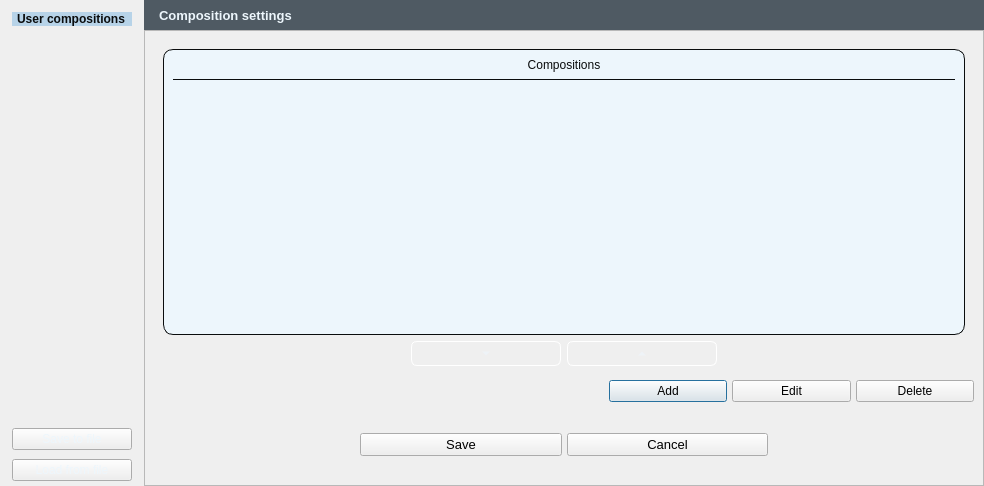
Old version of the form Kompozycje/dodaj_kompozycje.ui in the repository GIAPspzoo/GIAP_PolaMap_lite.
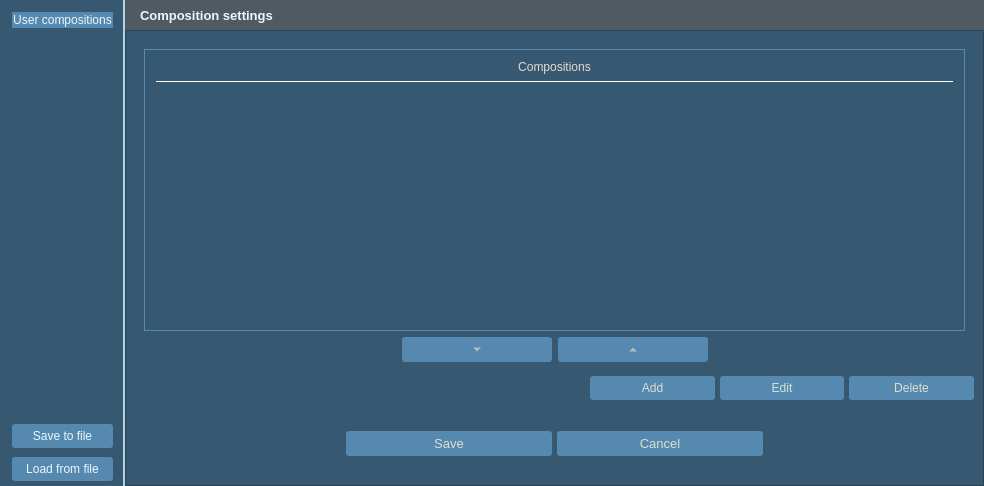
New version of the form. Icons and pictures are not drawn.

```diff
--- a/Kompozycje/dodaj_kompozycje.ui
+++ b/Kompozycje/dodaj_kompozycje.ui
@@ -39,101 +39,443 @@
     <normaloff>:/plugins/GIAP-giap_layout/icons/giap_logo.png</normaloff>:/plugins/GIAP-giap_layout/icons/giap_logo.png</iconset>
   </property>
   <property name="styleSheet">
-   <string notr="true">
-QAbstractItemView
-{
-	alternate-background-color:  #e6e6e6;
+   <string notr="true">* {
+background-color: #365871;
+selection-background-color:  #5589B0;
+color:#E0DECF;
+font: 10pt &quot;Segoe UI&quot;;
 }
-QComboBox
-{
-	selection-background-color: #b7d3e8;
-    background-color: #4f5a63;
-	border-style: solid;
-	border: 1px solid  #5689b0;
-	border-radius: 3px;
-	padding: 2px;
-	font: 9pt &quot;Segoe UI&quot;;
-    height: 20px;
+QLabel{
+font: 10pt &quot;Segoe UI&quot;;
+color:#E0DECF;
 }
 
-QComboBox:on
-{
-	background-color: #4f5a63;
-	padding-top: 3px;
-	padding-left: 1px;
-	selection-background-color: #4a4a4a;
-}
 
-QComboBox QAbstractItemView
-{
-	background-color: #4f5a63;
-	border-radius: 4px;
-	border: 1px solid  #6fb1e3;
-	selection-background-color: #4f5a63;
-    padding: 4px 10px 4px 10px;
-    width: 1.9em;
+QScrollBar:horizontal {
+    height: 15px;
 }
+QScrollBar::handle:horizontal {
+    background: #5589B0;
+    border-radius: 5px;
+    width: 10px;
+    margin: 2px 0 2px 0;
+}
+QScrollBar::add-line:horizontal, QScrollBar::sub-line:horizontal  {
+    border: 1px solid #365871;
+    background: #365871;
+    width: 12px;
+}
+ QScrollBar:vertical {
+     width: 15px;
+ }
+ QScrollBar::handle:vertical {
+     background: #5589B0;
+     height: 10px;
+     border-radius: 5px;
+         margin: 0px 2px 0px 2px;
+ }
+ QScrollBar::add-line:vertical{
+    border: 1px solid #365871;
+     background: #365871;
+     height: 12px;
+ }
 
-QComboBox::drop-down
-{
-	subcontrol-origin: padding;
-	subcontrol-position: top right;
-	width: 15px;
-    background-color: #5689b0;
-	border-left-width: 0;
-	border-left-color:  #1a2936;
-	border-left-style: solid;
-	border-top-right-radius: 3px; 
-	border-bottom-right-radius: 3px;
+ QScrollBar::sub-line:vertical {
+      border: 1px solid #365871;
+     background: #365871;
+     height: 12px;
+ }
+
+QAbstractScrollArea::corner {
+ border: 1px solid #365871;
+width: 0px;
+height: 0px;
 }
+QProgressBar {
+    border: 2px solid #263B4E;
+    border-radius: 5px;
+}
 
-QComboBox::down-arrow
-{
-	image: url(icons/down_arrow_disabled.png);
+QCheckBox::indicator:disabled {
+background-color: #465A68;}
+
+QLineEdit, QTextEdit{
+color:#E0DECF;
+min-height: 20px;
+border: 1px solid;
+border-radius: 3px;
+border-color: #263c4e;
+background-color: #263c4e;
 }
 
-QComboBox::down-arrow:on, 
-QComboBox::down-arrow:hover,
-QComboBox::down-arrow:focus
-{
-	image: url(icons/down_arrow.png);
+QLineEdit:focus{
+border: solid;
+border-style: solid;
+border-width: 1px;
+border-color: #E0DECF;
 }
 
-QLineEdit
-{
-	border: 1px solid #5689b0;
-    border-radius: 3px;
-    background-color: #4f5a63;
+QPushButton {
+padding: 5px;
+border: none;
+border-width: 1px;
+border-radius: 3px;
+background-color: #5589B0;
 }
+QPushButton:checked {
+background-color: #5589B0;
+border: solid;
+border-width: 1px;
+border-color: #5589B0;
+}
 
-QGroupBox {
-border: 1px solid #5689b0;
+QPushButton:pressed {
+background-color: #5589B0;
+border: solid;
+border-width: 1px;
+border-color:#5589B0;
+}
+QPushButton:hover {
+background-color: #5589B0;
+border-radius: 3px;
+border: solid;
+border-style: solid;
+border-width: 1px;
+border-color: #E0DECF;
 }
 
 QToolButton {
-   border: 0px solid transparent;
-   color: #EDF6FC;
-
+border: none;
+border-width: 0px;
+border-radius: 3px;
+background-color: none;
 }
 
+QToolButton:checked {
+background-color:#5589B0;
+border-radius: 3px;
+border: solid;
+border-width: 1px;
+border-color: #5589B0;
+}
 QToolButton:hover {
-   background-color: #b7d3e8;
-   border: 1px solid #0A0C0D;
+background-color: #5589B0;
+border-radius: 3px;
+border: solid;
+border-width: 1px;
+border-color: #E0DECF;
 }
 
+
 QToolButton:pressed {
-   background-color: #b7d3e8;
-   border: 1px solid #0A0C0D;
+background-color:#5589B0;
+border: solid;
+border-width: 1px;
+border-color: #5589B0;
 }
 
-QTableView:item:selected {
-   background-color: #6fb1e3;
+QToolButton::menu, QToolButton::menu-button {
+background-color: #263C4E;
+border: solid;
+border-width: 1px;
+border-color: #5589B0;
 }
+QMenuBar {
+selection-background-color:  #5589B0;
+}
+QMenu{
+border: 1px solid #263c4e;
 
-QTableView:item:hover {
-   background-color: #6fb1e3;
 }
-   </string>
+
+QMenu::item:selected {
+background-color:  #5589B0;
+}
+
+QHeaderView::section {
+    background-color: #5589B0;
+    color: #E0DECF;
+    padding-left: 4px;
+    border: 1px solid #4F5A63;
+}
+
+QHeaderView::section:checked
+{
+    background-color: #5589B0;
+}
+
+QComboBox{
+min-height: 26px;
+}
+
+QComboBox QListView{
+selection-background-color:  #5589B0;
+    color: #E0DECF;
+     border: 1px solid #263c4e;
+}
+
+QComboBox:disabled {
+background-color: #465A68;
+color: black;
+}
+
+QComboBox:editable {
+border: 0px solid #5589B0;
+border-radius: 3px;
+background-color: #263c4e;
+padding: 0px 0px 0px 3px;
+}
+
+QComboBox:editable:focus{
+border: solid;
+border-style: solid;
+border-width: 1px;
+border-color: #E0DECF;
+}
+
+QComboBox:!editable {
+border: 0px solid #5589B0;
+border-radius: 3px;
+background-color: #263c4e;
+padding:0px 3px 0px 3px;
+}
+
+QComboBox:!editable:on {
+background-color: #263c4e;
+border: solid;
+border-width: 1px;
+border-color: #365871;
+padding:0px 5px 0px 3px;
+}
+
+QComboBox::drop-down {
+border-left: solid;
+border-width: 0px;
+background-color: #263c4e;
+border-radius: 3px;
+}
+QComboBox::drop-down:editable:on {
+background-color:#263c4e;
+border: solid;
+border-width: 1px;
+border-color: #263c4e;
+}
+
+QComboBox::drop-down:!editable:on {
+background-color: #263c4e;
+}
+
+QComboBox::down-arrow {
+        image:  url(:/plugins/GIAP-PolaMap/icons/branch-open.png);
+    width: 18px;
+    height: 28px;
+}
+
+QComboBox::down-arrow:hover, QComboBox::down-arrow:pressed{
+border: solid;
+border-width: 0px;
+border-color: #E0DECF;
+border-radius: 3px;
+margin:0px 3px 0px -1px;
+}
+
+QToolTip {
+color:#E0DECF;
+	font: 10pt &quot;Segoe UI&quot;;
+font-weight: normal;
+border-style: double;
+border: 1px;
+border-radius: 3px;
+background-color:#4F5A63;
+}
+
+Line{
+color: 1px solid #E0DECF;
+}
+
+QTabBar::tab {
+padding: 2px;
+color: #E0DECF;
+}
+QTabWidget::tab-bar {
+    left: 5px;
+}
+QTabWidget::pane {
+border: 1px solid #365871;
+border-top: 1px solid #5589B0;
+}
+
+QTabBar::tab:selected, QTabBar::tab:hover, QTabBar::tab:!selected:hover {
+font-weight: 450;
+padding: 3px;
+border-top: 1px solid #365871;
+border-right: 0px solid #E0DECF;
+border-left: 0px solid #E0DECF;
+border-bottom: 3px solid #E0DECF;
+margin-bottom: 2px;
+background: #5589B0;
+}
+
+QTabBar::tab:!selected {
+font-weight: 450;
+color: #E0DECF;
+border: 2px solid #365871;
+margin-bottom: 2px;
+padding: 3px;
+}
+
+QTreeView {
+    border: 1px solid;
+    border-color: #5589B0;
+    margin: 2px;
+   show-decoration-selected: 1;
+}
+
+QTreeView::item,
+QTreeView::branch {
+    color: #E0DECF;
+     padding: 2px;
+}
+
+QTreeView:branch:hover,
+QTreeView:item:hover
+{
+    background-color: #5589B0;
+}
+
+QTreeView:branch:selected,
+QTreeView:item:selected
+{
+    background-color: #5589B0;
+    color: #E0DECF;
+}
+
+QTreeView::branch:has-children:!has-siblings:closed,
+QTreeView::branch:closed:has-children:has-siblings {
+        border-image: none;
+        image: url(:/plugins/GIAP-PolaMap/icons/branch-closed.png);
+}
+
+QTreeView::branch:open:has-children:!has-siblings,
+QTreeView::branch:open:has-children:has-siblings  {
+        border-image: none;
+        image:  url(:/plugins/GIAP-PolaMap/icons/branch-open.png);
+}
+
+QProgressBar {
+    border: 2px solid #365871;
+    background-color: #365871;
+    border-radius: 3px;
+    text-align: center;
+    color: #E0DECF;
+}
+
+QProgressBar::chunk {
+    background-color: #5589B0;
+}
+QSpinBox, QDoubleSpinBox,
+QSpinBox:editable,
+QSpinBox:hover,
+QSpinBox:pressed,
+QDoubleSpinBox:editable,
+QDoubleSpinBox:hover,
+QDoubleSpinBox:pressed {
+    border: 1px solid;
+    border-radius: 3px;
+    border-color: #263c4e;
+background-color: #263c4e;
+}
+QSpinBox:focus, QDoubleSpinBox:focus {
+border-style: solid;
+border-width: 0px;
+border-color: #E0DECF;
+}
+QSpinBox:disabled, QDoubleSpinBox:disabled {
+  border: none;
+  border-bottom: 1px solid #263c4e;
+  border-radius: 0;
+  background: #263c4e;
+  color: #000000;
+}
+QSpinBox::up-button, QDoubleSpinBox::up-button{
+  subcontrol-origin: border;
+  subcontrol-position: top right;
+  border: 0px solid #E0DECF;
+  border-radius: 3;
+  background: #263c4e;
+}
+
+QSpinBox::down-button, QDoubleSpinBox::down-button {
+  subcontrol-origin: border;
+  subcontrol-position: bottom right;
+  border: 0px solid #E0DECF;
+  border-radius: 3;
+  background: #263c4e;
+}
+QSpinBox::down-button:hover, QDoubleSpinBox::down-button:hover, QSpinBox::up-button:hover, QDoubleSpinBox::up-button:hover {
+border: solid;
+border-width: 1px;
+border-color: #E0DECF;
+}
+
+QSpinBox::up-arrow:disabled,
+QSpinBox::up-arrow:off {
+  image: none;
+}
+
+QSpinBox::down-arrow:disabled,
+QSpinBox::down-arrow:off,
+ QDoubleSpinBox::down-arrow:disabled,
+QDoubleSpinBox::down-arrow:off{
+  image: none;
+}
+
+QTableView {
+    selection-background-color: #5589B0;
+}
+
+QGroupBox {
+    border-top: 1px solid #E0DECF;
+    margin-top: 5ex;
+}
+QGroupBox::title {
+    subcontrol-origin: margin;
+    padding: 0 5px;
+    }
+
+QDockWidget {
+    border: 10px solid lightgray;
+
+}
+
+QTableView, QListView
+        {
+            gridline-color:#4F5A63;
+            color: #E0DECF;
+            alternate-background-color: #4F5A63;
+            selection-background-color: #5589B0;
+            border: 1px solid #5589B0;
+        }
+QTableView::item, QListView::item
+        {
+            color: #E0DECF;
+        }
+QTableView::item:hover, QListView::item:hover
+        {
+            color: #E0DECF;
+            background: #5589B0;
+            selection-background-color: #5589B0;
+        }
+QTableView::item:focus, QListView::item:focus
+        {
+            color: #E0DECF;
+            background: #263B4E;
+        }
+QTableView::item:selected, QListView::item:selected
+        {
+            color: #E0DECF;
+            background-color: #5589B0;
+        }</string>
   </property>
   <property name="locale">
    <locale language="English" country="UnitedKingdom"/>
@@ -169,8 +511,7 @@
       </font>
      </property>
      <property name="styleSheet">
-      <string notr="true">
-      </string>
+      <string notr="true"/>
      </property>
      <property name="frameShape">
       <enum>QFrame::NoFrame</enum>
@@ -393,9 +734,49 @@
                 <item row="0" column="0">
                  <widget class="QFrame" name="frame_2">
                   <property name="styleSheet">
-                   <string notr="true">border: 1px solid #0A0C0D;
-border-radius: 10px;
-background-color: #EDF6FC;</string>
+                   <string notr="true">QFrame {
+background-color: #365871;
+selection-background-color:  #5589B0;
+font: 10pt &quot;Segoe UI&quot;;
+padding: 2px;
+border: 1px solid #5589B0;
+}
+QLabel{
+font: 12pt &quot;Segoe UI&quot;;
+color:#E0DECF;
+}
+
+QScrollBar:horizontal {
+    height: 15px;
+}
+QScrollBar::handle:horizontal {
+    background: #5589B0;
+    border-radius: 5px;
+    width: 10px;
+    margin: 2px 0 2px 0;
+}
+
+ QScrollBar:vertical {
+     width: 15px;
+ }
+ QScrollBar::handle:vertical {
+     background: #5589B0;
+     height: 10px;
+     border-radius: 5px;
+	 margin: 0px 2px 0px 2px;
+ }
+ QScrollBar::add-line:vertical{
+border: 1px solid #365871;
+     background:#365871;
+     height: 12px;
+ }
+
+ QScrollBar::sub-line:vertical {
+border: 1px solid #365871;
+     background: #365871;
+     height: 12px;
+ }
+</string>
                   </property>
                   <property name="frameShape">
                    <enum>QFrame::StyledPanel</enum>
@@ -416,10 +797,10 @@
                       </size>
                      </property>
                      <property name="styleSheet">
-                      <string notr="true">border-width: 0px;
-border-radius: 0px;
-border-bottom: 1px solid #0A0C0D;
-color: #0A0C0D;</string>
+                      <string notr="true">border-bottom: 1px solid white;
+border-left: none;
+border-right: none;
+border-top: none;</string>
                      </property>
                      <property name="text">
                       <string>Compositions</string>
@@ -488,102 +869,10 @@
                     </property>
                     <property name="styleSheet">
                      <string notr="true">
-QAbstractItemView
-{
-	alternate-background-color:  #e6e6e6;
-}
-QComboBox
-{
-	selection-background-color: #b7d3e8;
-    background-color: #4f5a63;
-	border-style: solid;
-	border: 1px solid  #5689b0;
-	border-radius: 3px;
-	padding: 2px;
-	font: 9pt &quot;Segoe UI&quot;;
-    height: 20px;
-}
-
-QComboBox:on
-{
-	background-color: #4f5a63;
-	padding-top: 3px;
-	padding-left: 1px;
-	selection-background-color: #4a4a4a;
-}
-
-QComboBox QAbstractItemView
-{
-	background-color: #4f5a63;
-	border-radius: 4px;
-	border: 1px solid  #6fb1e3;
-	selection-background-color: #4f5a63;
-    padding: 4px 10px 4px 10px;
-    width: 1.9em;
-}
-
-QComboBox::drop-down
-{
-	subcontrol-origin: padding;
-	subcontrol-position: top right;
-	width: 15px;
-    background-color: #5689b0;
-	border-left-width: 0;
-	border-left-color:  #1a2936;
-	border-left-style: solid;
-	border-top-right-radius: 3px; 
-	border-bottom-right-radius: 3px;
-}
-
-QComboBox::down-arrow
-{
-	image: url(icons/down_arrow_disabled.png);
-}
-
-QComboBox::down-arrow:on, 
-QComboBox::down-arrow:hover,
-QComboBox::down-arrow:focus
-{
-	image: url(icons/down_arrow.png);
-}
-
-QLineEdit
-{
-	border: None;
-    border-radius: 3px;
-    background-color: #4f5a63;
-}
-
-QGroupBox {
-border: 1px solid #5689b0;
-}
-
-QToolButton {
-	color: #EDF6FC;
-	border-radius: 6px;
-	border: 1px solid white;
-}
-
-QToolButton:hover {
-   background-color: #b7d3e8;
-   border: 1px solid #0A0C0D;
-   color: #0A0C0D;
-}
-
-QToolButton:pressed {
-   background-color: #b7d3e8;
-   border: 1px solid #0A0C0D;
-   color: #0A0C0D;
-}
-
-QListView:item:selected {
-   background-color: #6fb1e3;
-}
-
-QListView:item:hover {
-   background-color: #6fb1e3;
-}
-   </string>
+background-color: #5589B0;
+border: solid;
+border-width: 1px;
+border-color:#5589B0;</string>
                     </property>
                     <property name="text">
                      <string>...</string>
@@ -606,103 +895,10 @@
                     </property>
                     <property name="styleSheet">
                      <string notr="true">
-
-QAbstractItemView
-{
-	alternate-background-color:  #e6e6e6;
-}
-QComboBox
-{
-	selection-background-color: #b7d3e8;
-    background-color: #4f5a63;
-	border-style: solid;
-	border: 1px solid  #5689b0;
-	border-radius: 3px;
-	padding: 2px;
-	font: 9pt &quot;Segoe UI&quot;;
-    height: 20px;
-}
-
-QComboBox:on
-{
-	background-color: #4f5a63;
-	padding-top: 3px;
-	padding-left: 1px;
-	selection-background-color: #4a4a4a;
-}
-
-QComboBox QAbstractItemView
-{
-	background-color: #4f5a63;
-	border-radius: 4px;
-	border: 1px solid  #6fb1e3;
-	selection-background-color: #4f5a63;
-    padding: 4px 10px 4px 10px;
-    width: 1.9em;
-}
-
-QComboBox::drop-down
-{
-	subcontrol-origin: padding;
-	subcontrol-position: top right;
-	width: 15px;
-    background-color: #5689b0;
-	border-left-width: 0;
-	border-left-color:  #1a2936;
-	border-left-style: solid;
-	border-top-right-radius: 3px; 
-	border-bottom-right-radius: 3px;
-}
-
-QComboBox::down-arrow
-{
-	image: url(icons/down_arrow_disabled.png);
-}
-
-QComboBox::down-arrow:on, 
-QComboBox::down-arrow:hover,
-QComboBox::down-arrow:focus
-{
-	image: url(icons/down_arrow.png);
-}
-
-QLineEdit
-{
-	border: None;
-    border-radius: 3px;
-    background-color: #4f5a63;
-}
-
-QGroupBox {
-border: 1px solid #5689b0;
-}
-
-QToolButton {
-	color: #EDF6FC;
-	border-radius: 6px;
-	border: 1px solid white;
-}
-
-QToolButton:hover {
-   background-color: #b7d3e8;
-   border: 1px solid #0A0C0D;
-   color: #0A0C0D;
-}
-
-QToolButton:pressed {
-   background-color: #b7d3e8;
-   border: 1px solid #0A0C0D;
-   color: #0A0C0D;
-}
-
-QListView:item:selected {
-   background-color: #6fb1e3;
-}
-
-QListView:item:hover {
-   background-color: #6fb1e3;
-}
-   </string>
+background-color: #5589B0;
+border: solid;
+border-width: 1px;
+border-color:#5589B0;</string>
                     </property>
                     <property name="text">
                      <string>...</string>
@@ -855,9 +1051,9 @@
      </property>
      <property name="font">
       <font>
-       <family>Segoe UI Light</family>
-       <pointsize>8</pointsize>
-       <weight>9</weight>
+       <family>Segoe UI</family>
+       <pointsize>10</pointsize>
+       <weight>50</weight>
        <italic>false</italic>
        <bold>false</bold>
       </font>
@@ -893,13 +1089,10 @@
       <item>
        <widget class="QLabel" name="pushButton_side">
         <property name="styleSheet">
-         <string notr="true">
-          background-color: #b7d3e8;
-          color: #0A0C0D;
-          font-weight: bold;
-          padding-left: 5px;
-          padding-right: 5px;
-         </string>
+         <string notr="true">background-color: #5589B0;
+border: solid;
+border-width: 1px;
+border-color:#5589B0;</string>
         </property>
         <property name="text">
          <string>User compositions</string>
```
